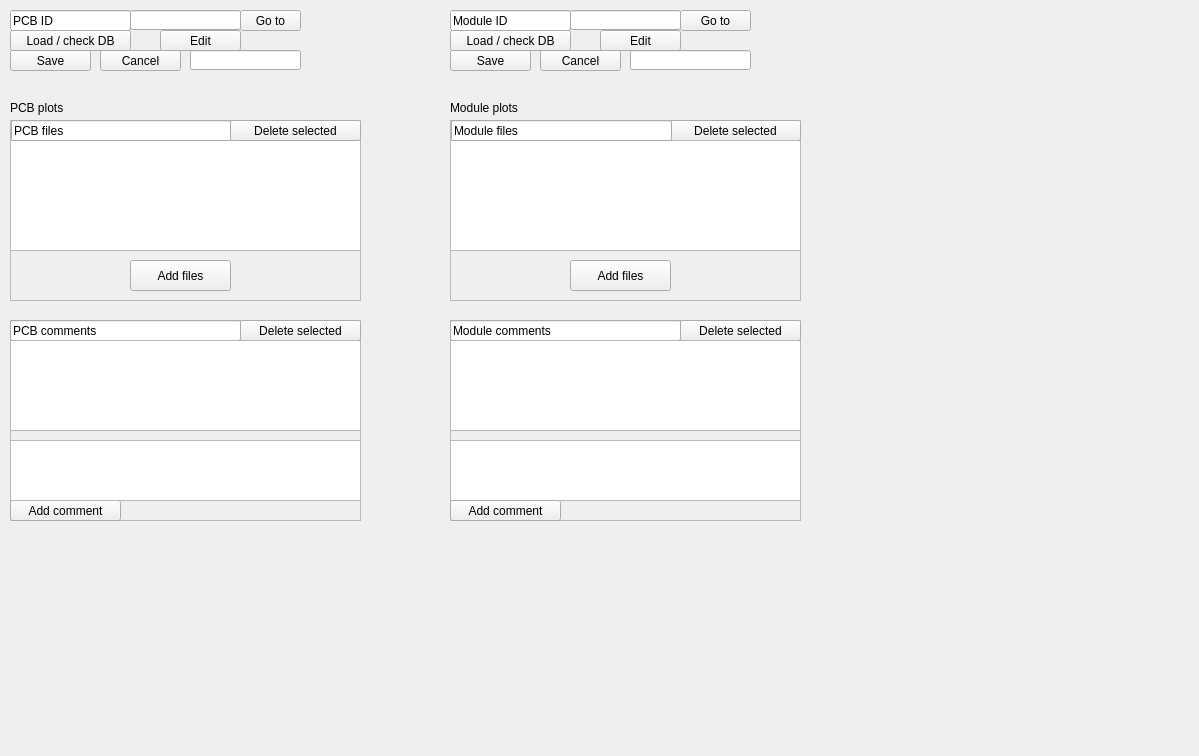
Above: pages_ui/view_plots.ui from IncandelaLab/SharedUI before the change. Below: the same form after it.
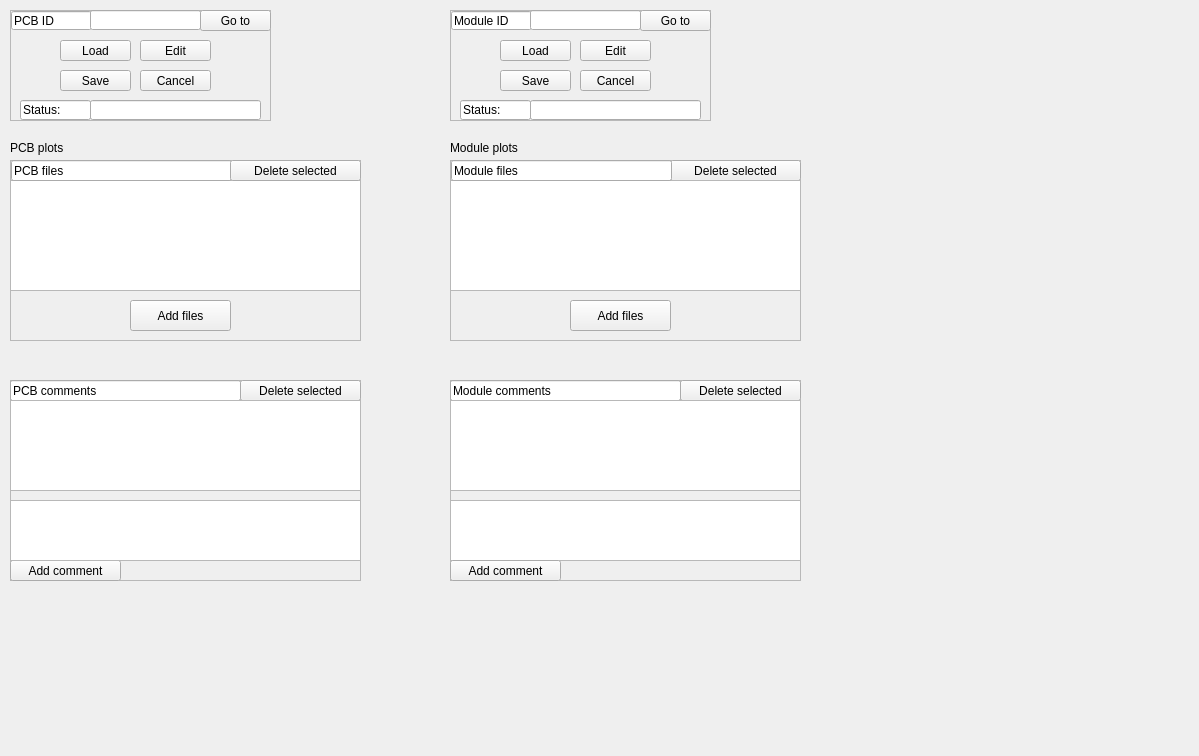
That is the form after the change.

Patch:
```diff
--- a/pages_ui/view_plots.ui
+++ b/pages_ui/view_plots.ui
@@ -13,119 +13,6 @@
   <property name="windowTitle">
    <string>Form</string>
   </property>
-  <widget class="QLineEdit" name="lineEdit">
-   <property name="geometry">
-    <rect>
-     <x>10</x>
-     <y>10</y>
-     <width>121</width>
-     <height>21</height>
-    </rect>
-   </property>
-   <property name="text">
-    <string>PCB ID</string>
-   </property>
-   <property name="readOnly">
-    <bool>true</bool>
-   </property>
-  </widget>
-  <widget class="QPushButton" name="pbCancelPCB">
-   <property name="geometry">
-    <rect>
-     <x>100</x>
-     <y>50</y>
-     <width>81</width>
-     <height>21</height>
-    </rect>
-   </property>
-   <property name="text">
-    <string>Cancel</string>
-   </property>
-  </widget>
-  <widget class="QPushButton" name="pbEditPCB">
-   <property name="geometry">
-    <rect>
-     <x>160</x>
-     <y>30</y>
-     <width>81</width>
-     <height>21</height>
-    </rect>
-   </property>
-   <property name="text">
-    <string>Edit</string>
-   </property>
-  </widget>
-  <widget class="QPushButton" name="pbSavePCB">
-   <property name="geometry">
-    <rect>
-     <x>10</x>
-     <y>50</y>
-     <width>81</width>
-     <height>21</height>
-    </rect>
-   </property>
-   <property name="text">
-    <string>Save</string>
-   </property>
-  </widget>
-  <widget class="QPushButton" name="pbGoPCB">
-   <property name="geometry">
-    <rect>
-     <x>240</x>
-     <y>10</y>
-     <width>61</width>
-     <height>21</height>
-    </rect>
-   </property>
-   <property name="text">
-    <string>Go to</string>
-   </property>
-  </widget>
-  <widget class="QLineEdit" name="leIDPCB">
-   <property name="geometry">
-    <rect>
-     <x>130</x>
-     <y>10</y>
-     <width>111</width>
-     <height>20</height>
-    </rect>
-   </property>
-   <property name="text">
-    <string/>
-   </property>
-   <property name="readOnly">
-    <bool>true</bool>
-   </property>
-  </widget>
-  <widget class="QLineEdit" name="leStatusPCB">
-   <property name="geometry">
-    <rect>
-     <x>190</x>
-     <y>50</y>
-     <width>111</width>
-     <height>20</height>
-    </rect>
-   </property>
-   <property name="text">
-    <string/>
-   </property>
-   <property name="readOnly">
-    <bool>true</bool>
-   </property>
-  </widget>
-  <widget class="QPushButton" name="pbLoadPCB">
-   <property name="geometry">
-    <rect>
-     <x>10</x>
-     <y>30</y>
-     <width>121</width>
-     <height>21</height>
-    </rect>
-   </property>
-   <property name="text">
-    <string>Load / check DB</string>
-   </property>
-  </widget>
   <widget class="QLabel" name="label_7">
    <property name="enabled">
     <bool>true</bool>
@@ -133,7 +20,7 @@
    <property name="geometry">
     <rect>
      <x>10</x>
-     <y>100</y>
+     <y>140</y>
      <width>241</width>
      <height>16</height>
     </rect>
@@ -149,7 +36,7 @@
    <property name="geometry">
     <rect>
      <x>450</x>
-     <y>100</y>
+     <y>140</y>
      <width>241</width>
      <height>16</height>
     </rect>
@@ -158,124 +45,11 @@
     <string>Module plots</string>
    </property>
   </widget>
-  <widget class="QLineEdit" name="lineEdit_2">
-   <property name="geometry">
-    <rect>
-     <x>450</x>
-     <y>10</y>
-     <width>121</width>
-     <height>21</height>
-    </rect>
-   </property>
-   <property name="text">
-    <string>Module ID</string>
-   </property>
-   <property name="readOnly">
-    <bool>true</bool>
-   </property>
-  </widget>
-  <widget class="QPushButton" name="pbGoMod">
-   <property name="geometry">
-    <rect>
-     <x>680</x>
-     <y>10</y>
-     <width>71</width>
-     <height>21</height>
-    </rect>
-   </property>
-   <property name="text">
-    <string>Go to</string>
-   </property>
-  </widget>
-  <widget class="QLineEdit" name="leIDMod">
-   <property name="geometry">
-    <rect>
-     <x>570</x>
-     <y>10</y>
-     <width>111</width>
-     <height>20</height>
-    </rect>
-   </property>
-   <property name="text">
-    <string/>
-   </property>
-   <property name="readOnly">
-    <bool>true</bool>
-   </property>
-  </widget>
-  <widget class="QPushButton" name="pbLoadMod">
-   <property name="geometry">
-    <rect>
-     <x>450</x>
-     <y>30</y>
-     <width>121</width>
-     <height>21</height>
-    </rect>
-   </property>
-   <property name="text">
-    <string>Load / check DB</string>
-   </property>
-  </widget>
-  <widget class="QPushButton" name="pbSaveMod">
-   <property name="geometry">
-    <rect>
-     <x>450</x>
-     <y>50</y>
-     <width>81</width>
-     <height>21</height>
-    </rect>
-   </property>
-   <property name="text">
-    <string>Save</string>
-   </property>
-  </widget>
-  <widget class="QLineEdit" name="leStatusMod">
-   <property name="geometry">
-    <rect>
-     <x>630</x>
-     <y>50</y>
-     <width>121</width>
-     <height>20</height>
-    </rect>
-   </property>
-   <property name="text">
-    <string/>
-   </property>
-   <property name="readOnly">
-    <bool>true</bool>
-   </property>
-  </widget>
-  <widget class="QPushButton" name="pbEditMod">
-   <property name="geometry">
-    <rect>
-     <x>600</x>
-     <y>30</y>
-     <width>81</width>
-     <height>21</height>
-    </rect>
-   </property>
-   <property name="text">
-    <string>Edit</string>
-   </property>
-  </widget>
-  <widget class="QPushButton" name="pbCancelMod">
-   <property name="geometry">
-    <rect>
-     <x>540</x>
-     <y>50</y>
-     <width>81</width>
-     <height>21</height>
-    </rect>
-   </property>
-   <property name="text">
-    <string>Cancel</string>
-   </property>
-  </widget>
   <widget class="QFrame" name="frame">
    <property name="geometry">
     <rect>
      <x>10</x>
-     <y>320</y>
+     <y>380</y>
      <width>351</width>
      <height>201</height>
     </rect>
@@ -356,7 +130,7 @@
    <property name="geometry">
     <rect>
      <x>450</x>
-     <y>320</y>
+     <y>380</y>
      <width>351</width>
      <height>201</height>
     </rect>
@@ -437,7 +211,7 @@
    <property name="geometry">
     <rect>
      <x>450</x>
-     <y>120</y>
+     <y>160</y>
      <width>351</width>
      <height>181</height>
     </rect>
@@ -508,7 +282,7 @@
    <property name="geometry">
     <rect>
      <x>10</x>
-     <y>120</y>
+     <y>160</y>
      <width>351</width>
      <height>181</height>
     </rect>
@@ -575,6 +349,296 @@
     </property>
    </widget>
   </widget>
+  <widget class="QFrame" name="frame_6">
+   <property name="geometry">
+    <rect>
+     <x>450</x>
+     <y>10</y>
+     <width>261</width>
+     <height>111</height>
+    </rect>
+   </property>
+   <property name="frameShape">
+    <enum>QFrame::StyledPanel</enum>
+   </property>
+   <property name="frameShadow">
+    <enum>QFrame::Plain</enum>
+   </property>
+   <widget class="QPushButton" name="pbSaveMod">
+    <property name="geometry">
+     <rect>
+      <x>50</x>
+      <y>60</y>
+      <width>71</width>
+      <height>21</height>
+     </rect>
+    </property>
+    <property name="text">
+     <string>Save</string>
+    </property>
+   </widget>
+   <widget class="QPushButton" name="pbEditMod">
+    <property name="geometry">
+     <rect>
+      <x>130</x>
+      <y>30</y>
+      <width>71</width>
+      <height>21</height>
+     </rect>
+    </property>
+    <property name="text">
+     <string>Edit</string>
+    </property>
+   </widget>
+   <widget class="QPushButton" name="pbCancelMod">
+    <property name="geometry">
+     <rect>
+      <x>130</x>
+      <y>60</y>
+      <width>71</width>
+      <height>21</height>
+     </rect>
+    </property>
+    <property name="text">
+     <string>Cancel</string>
+    </property>
+   </widget>
+   <widget class="QLineEdit" name="lineEdit_3">
+    <property name="geometry">
+     <rect>
+      <x>1</x>
+      <y>1</y>
+      <width>81</width>
+      <height>19</height>
+     </rect>
+    </property>
+    <property name="text">
+     <string>Module ID</string>
+    </property>
+    <property name="readOnly">
+     <bool>true</bool>
+    </property>
+   </widget>
+   <widget class="QLineEdit" name="leIDMod">
+    <property name="geometry">
+     <rect>
+      <x>80</x>
+      <y>0</y>
+      <width>111</width>
+      <height>20</height>
+     </rect>
+    </property>
+    <property name="text">
+     <string/>
+    </property>
+    <property name="readOnly">
+     <bool>true</bool>
+    </property>
+   </widget>
+   <widget class="QLineEdit" name="leStatusMod">
+    <property name="geometry">
+     <rect>
+      <x>80</x>
+      <y>90</y>
+      <width>171</width>
+      <height>20</height>
+     </rect>
+    </property>
+    <property name="text">
+     <string/>
+    </property>
+    <property name="readOnly">
+     <bool>true</bool>
+    </property>
+   </widget>
+   <widget class="QPushButton" name="pbLoadMod">
+    <property name="geometry">
+     <rect>
+      <x>50</x>
+      <y>30</y>
+      <width>71</width>
+      <height>21</height>
+     </rect>
+    </property>
+    <property name="text">
+     <string>Load</string>
+    </property>
+   </widget>
+   <widget class="QLineEdit" name="lineEdit_27">
+    <property name="geometry">
+     <rect>
+      <x>10</x>
+      <y>90</y>
+      <width>71</width>
+      <height>20</height>
+     </rect>
+    </property>
+    <property name="text">
+     <string>Status:</string>
+    </property>
+    <property name="readOnly">
+     <bool>true</bool>
+    </property>
+   </widget>
+   <widget class="QPushButton" name="pbGoMod">
+    <property name="geometry">
+     <rect>
+      <x>190</x>
+      <y>0</y>
+      <width>71</width>
+      <height>21</height>
+     </rect>
+    </property>
+    <property name="text">
+     <string>Go to</string>
+    </property>
+   </widget>
+  </widget>
+  <widget class="QFrame" name="frame_7">
+   <property name="geometry">
+    <rect>
+     <x>10</x>
+     <y>10</y>
+     <width>261</width>
+     <height>111</height>
+    </rect>
+   </property>
+   <property name="frameShape">
+    <enum>QFrame::StyledPanel</enum>
+   </property>
+   <property name="frameShadow">
+    <enum>QFrame::Plain</enum>
+   </property>
+   <widget class="QPushButton" name="pbSavePCB">
+    <property name="geometry">
+     <rect>
+      <x>50</x>
+      <y>60</y>
+      <width>71</width>
+      <height>21</height>
+     </rect>
+    </property>
+    <property name="text">
+     <string>Save</string>
+    </property>
+   </widget>
+   <widget class="QPushButton" name="pbEditPCB">
+    <property name="geometry">
+     <rect>
+      <x>130</x>
+      <y>30</y>
+      <width>71</width>
+      <height>21</height>
+     </rect>
+    </property>
+    <property name="text">
+     <string>Edit</string>
+    </property>
+   </widget>
+   <widget class="QPushButton" name="pbCancelPCB">
+    <property name="geometry">
+     <rect>
+      <x>130</x>
+      <y>60</y>
+      <width>71</width>
+      <height>21</height>
+     </rect>
+    </property>
+    <property name="text">
+     <string>Cancel</string>
+    </property>
+   </widget>
+   <widget class="QLineEdit" name="lineEdit_4">
+    <property name="geometry">
+     <rect>
+      <x>1</x>
+      <y>1</y>
+      <width>81</width>
+      <height>19</height>
+     </rect>
+    </property>
+    <property name="text">
+     <string>PCB ID</string>
+    </property>
+    <property name="readOnly">
+     <bool>true</bool>
+    </property>
+   </widget>
+   <widget class="QLineEdit" name="leIDPCB">
+    <property name="geometry">
+     <rect>
+      <x>80</x>
+      <y>0</y>
+      <width>111</width>
+      <height>20</height>
+     </rect>
+    </property>
+    <property name="text">
+     <string/>
+    </property>
+    <property name="readOnly">
+     <bool>true</bool>
+    </property>
+   </widget>
+   <widget class="QLineEdit" name="leStatusPCB">
+    <property name="geometry">
+     <rect>
+      <x>80</x>
+      <y>90</y>
+      <width>171</width>
+      <height>20</height>
+     </rect>
+    </property>
+    <property name="text">
+     <string/>
+    </property>
+    <property name="readOnly">
+     <bool>true</bool>
+    </property>
+   </widget>
+   <widget class="QPushButton" name="pbLoadPCB">
+    <property name="geometry">
+     <rect>
+      <x>50</x>
+      <y>30</y>
+      <width>71</width>
+      <height>21</height>
+     </rect>
+    </property>
+    <property name="text">
+     <string>Load</string>
+    </property>
+   </widget>
+   <widget class="QLineEdit" name="lineEdit_28">
+    <property name="geometry">
+     <rect>
+      <x>10</x>
+      <y>90</y>
+      <width>71</width>
+      <height>20</height>
+     </rect>
+    </property>
+    <property name="text">
+     <string>Status:</string>
+    </property>
+    <property name="readOnly">
+     <bool>true</bool>
+    </property>
+   </widget>
+   <widget class="QPushButton" name="pbGoPCB">
+    <property name="geometry">
+     <rect>
+      <x>190</x>
+      <y>0</y>
+      <width>71</width>
+      <height>21</height>
+     </rect>
+    </property>
+    <property name="text">
+     <string>Go to</string>
+    </property>
+   </widget>
+  </widget>
  </widget>
  <resources/>
  <connections/>
```
